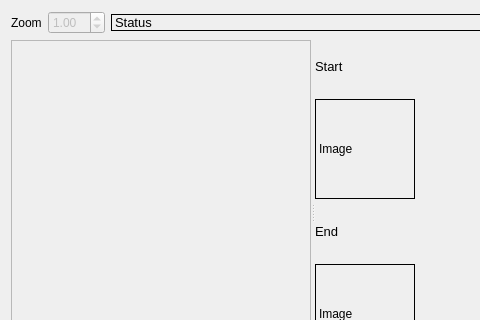
First picture: the form in cgt/regionselectionwidget.ui, repository jonathanHuwP/CrystalGrowthTracker, before the edit; both pictures show x 0 to 480 and y 0 to 320 of the 962 by 491 pixel window.
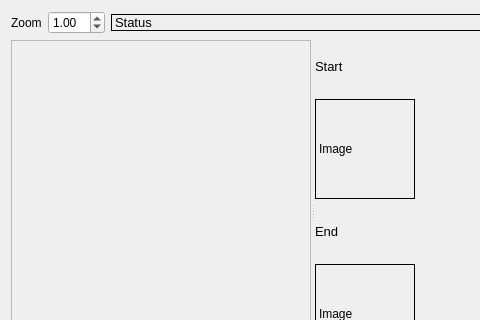
Second picture: the form after the edit. Custom widgets are drawn as their Qt base class.

Commit message: zoom enabled in region selection

What changed in the file:
```diff
--- a/cgt/regionselectionwidget.ui
+++ b/cgt/regionselectionwidget.ui
@@ -26,7 +26,7 @@
      <item>
       <widget class="QDoubleSpinBox" name="_zoomSpinBox">
        <property name="enabled">
-        <bool>false</bool>
+        <bool>true</bool>
        </property>
        <property name="decimals">
         <number>2</number>
```
The commit also changes 1 other file.
